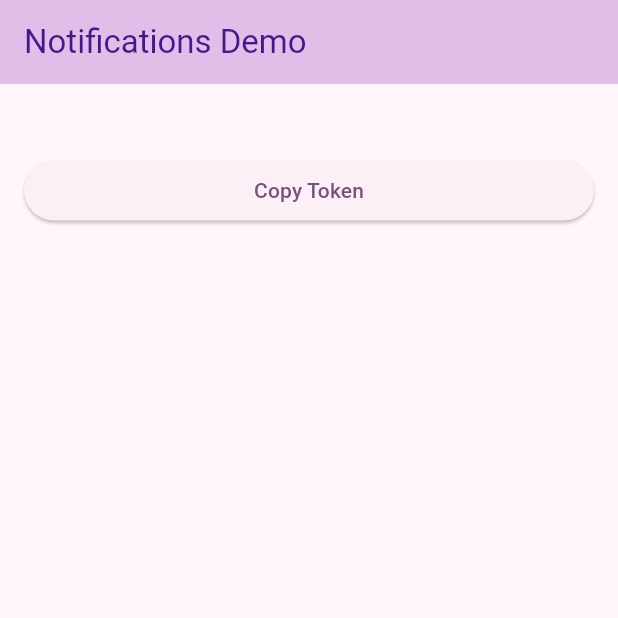
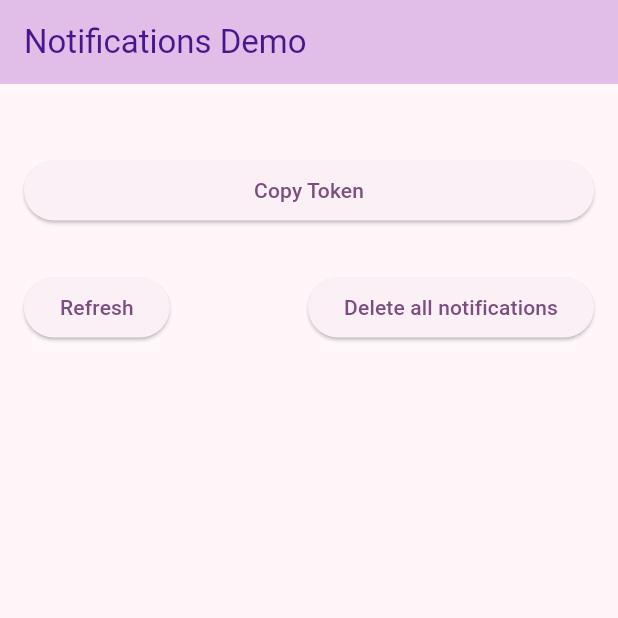
Before and after one commit to ViktorVoitovich/background_notifications_demo, a Flutter app: the screen it shows after launch, on a phone screen of 412 x 824 dp, the top half of it. Run offline on Flutter 3.47's test engine with Material 3 defaults, Android fonts, the phone set to English and light mode, and no system bars; our stand-ins replace firebase_core, firebase_messaging, shared_preferences; accounts and stored records are empty.

Commit message:
add ability to save notifications

```diff
--- /dev/null
+++ b/lib/db/db_helper.dart
@@ -0,0 +1,64 @@
+import 'dart:convert';
+import 'package:shared_preferences/shared_preferences.dart';
+
+import '../models/notification_model.dart';
+
+class DbHelper {
+  static final DbHelper _instance = DbHelper._internal();
+  static SharedPreferences? _prefs;
+  static const String _notificationsKey = 'notifications';
+
+  factory DbHelper() => _instance;
+
+  DbHelper._internal();
+
+  Future<SharedPreferences> get prefs async {
+    _prefs = await SharedPreferences.getInstance();
+    return _prefs!;
+  }
+
+  Future<int> insertNotification(NotificationModel notification) async {
+    final db = await prefs;
+    List<NotificationModel> notifications = await getNotifications();
+
+    notifications.add(notification);
+
+    // Save the updated list
+    await db.setString(
+      _notificationsKey,
+      jsonEncode(notifications.map((e) => e.toJson()).toList()),
+    );
+
+    return notification.id;
+  }
+
+  Future<List<NotificationModel>> getNotifications() async {
+    final db = await prefs;
+
+    await db.reload();
+
+    final String? notificationsJson = db.getString(_notificationsKey);
+
+    if (notificationsJson == null) return [];
+
+    List<dynamic> decoded = jsonDecode(notificationsJson);
+    return decoded.map((item) => NotificationModel.fromJson(item)).toList();
+  }
+
+  Future<bool> deleteNotification(int id) async {
+    final db = await prefs;
+    List<NotificationModel> notifications = await getNotifications();
+
+    notifications.removeWhere((notification) => notification.id == id);
+
+    return await db.setString(
+      _notificationsKey,
+      jsonEncode(notifications.map((e) => e.toJson()).toList()),
+    );
+  }
+
+  Future<void> deleteAllNotifications() async {
+    final db = await prefs;
+    await db.remove(_notificationsKey);
+  }
+}
--- a/lib/main.dart
+++ b/lib/main.dart
@@ -1,8 +1,29 @@
+import 'package:background_notifications_demo_app/db/db_helper.dart';
 import 'package:background_notifications_demo_app/firebase_options.dart';
+import 'package:background_notifications_demo_app/models/notification_model.dart';
 import 'package:firebase_core/firebase_core.dart';
 import 'package:firebase_messaging/firebase_messaging.dart';
 import 'package:flutter/material.dart';
 import 'package:flutter/services.dart';
+import 'package:intl/intl.dart';
+
+@pragma('vm:entry-point')
+Future<void> _firebaseMessagingBackgroundHandler(RemoteMessage message) async {
+  if (message.notification != null) {
+    print('Message title: ${message.notification?.title}');
+    print('Message body: ${message.notification?.body}');
+    print('Message timestamp: ${message.sentTime?.millisecondsSinceEpoch}');
+
+    final notification = NotificationModel(
+      id: DateTime.now().millisecondsSinceEpoch,
+      title: 'background: ' + (message.notification?.title ?? ''),
+      body: message.notification?.body,
+      timestamp: message.sentTime?.millisecondsSinceEpoch,
+    );
+
+    DbHelper().insertNotification(notification);
+  }
+}
 
 void main() async {
   WidgetsFlutterBinding.ensureInitialized();
@@ -11,7 +32,26 @@ void main() async {
     options: DefaultFirebaseOptions.currentPlatform,
   );
 
+  FirebaseMessaging.onBackgroundMessage(_firebaseMessagingBackgroundHandler);
+
   final notificationSettings = await FirebaseMessaging.instance.requestPermission();
+
+  FirebaseMessaging.onMessage.listen((RemoteMessage message) {
+    if (message.notification != null) {
+      print('Message title: ${message.notification?.title}');
+      print('Message body: ${message.notification?.body}');
+      print('Message timestamp: ${message.sentTime?.millisecondsSinceEpoch}');
+
+      final notification = NotificationModel(
+        id: DateTime.now().millisecondsSinceEpoch,
+        title: message.notification?.title,
+        body: message.notification?.body,
+        timestamp: message.sentTime?.millisecondsSinceEpoch,
+      );
+
+      DbHelper().insertNotification(notification);
+    }
+  });
 
   runApp(const WidgetApp());
 }
@@ -64,6 +104,8 @@ class WidgetApp extends StatelessWidget {
                   );
                 },
               ),
+              const SizedBox(height: 30.0),
+              const NotificationsView(),
             ],
           ),
         ),
@@ -71,3 +113,75 @@ class WidgetApp extends StatelessWidget {
     );
   }
 }
+
+class NotificationsView extends StatefulWidget {
+  const NotificationsView({super.key});
+
+  @override
+  State<NotificationsView> createState() => _NotificationsViewState();
+}
+
+class _NotificationsViewState extends State<NotificationsView> {
+  final DbHelper _dbHelper = DbHelper();
+  final List<NotificationModel> notifications = [];
+
+  @override
+  void initState() {
+    super.initState();
+
+    WidgetsBinding.instance.addPostFrameCallback((_) {
+      _refreshNotifications();
+    });
+  }
+
+  Future<void> _refreshNotifications() async {
+    final data = await _dbHelper.getNotifications();
+
+    setState(() {
+      notifications.clear();
+      notifications.addAll(data);
+    });
+  }
+
+  Future<void> _deleteAllNotifications() async {
+    await _dbHelper.deleteAllNotifications();
+    _refreshNotifications();
+  }
+
+  @override
+  Widget build(BuildContext context) {
+    return Column(
+      crossAxisAlignment: CrossAxisAlignment.stretch,
+      children: [
+        Row(
+          children: [
+            ElevatedButton(
+              onPressed: _refreshNotifications,
+              child: const Text('Refresh'),
+            ),
+            const Spacer(),
+            ElevatedButton(
+              onPressed: _deleteAllNotifications,
+              child: const Text('Delete all notifications'),
+            ),
+          ],
+        ),
+        ListView.builder(
+          shrinkWrap: true,
+          itemCount: notifications.length,
+          itemBuilder: (context, index) {
+            final timestamp = notifications[index].timestamp;
+
+            return ListTile(
+              title: Text(notifications[index].title ?? ''),
+              subtitle: Text(notifications[index].body ?? ''),
+              trailing: timestamp != null
+                  ? Text(DateFormat('yyyy-MM-dd – kk:mm').format(DateTime.fromMillisecondsSinceEpoch(timestamp)))
+                  : null,
+            );
+          },
+        ),
+      ],
+    );
+  }
+}
--- /dev/null
+++ b/lib/models/notification_model.dart
@@ -0,0 +1,31 @@
+class NotificationModel {
+  final int id;
+  final String? title;
+  final String? body;
+  final int? timestamp;
+
+  NotificationModel({
+    required this.id,
+    this.title,
+    this.body,
+    this.timestamp,
+  });
+
+  Map<String, dynamic> toJson() {
+    return {
+      'id': id,
+      'title': title,
+      'body': body,
+      'timestamp': timestamp,
+    };
+  }
+
+  factory NotificationModel.fromJson(Map<String, dynamic> json) {
+    return NotificationModel(
+      id: json['id'] as int,
+      title: json['title'] as String?,
+      body: json['body'] as String?,
+      timestamp: json['timestamp'] as int?,
+    );
+  }
+}
--- a/pubspec.yaml
+++ b/pubspec.yaml
@@ -15,6 +15,8 @@ dependencies:
   cupertino_icons: ^1.0.8
   firebase_core: ^3.7.0
   firebase_messaging: ^15.1.4
+  shared_preferences: ^2.3.3
+  intl: ^0.19.0
 
 dev_dependencies:
   flutter_test:
```
Also changed, not shown: pubspec.lock, 5 other files.
